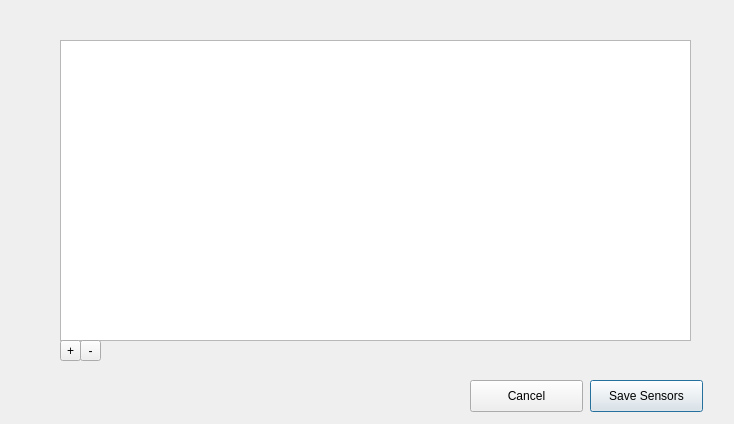
Above: ui/preferenceswindow.ui from AntonioAlarcon32/Asterix_Decoder before the change. Below: the same form after it.
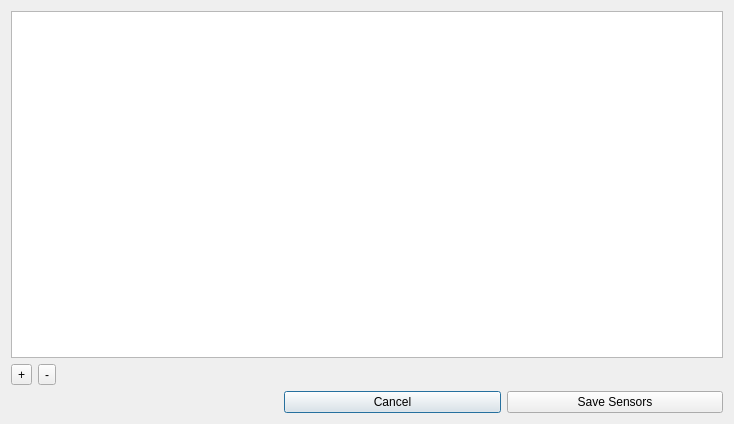
That is the form after the change.

The edit to the form file:
```diff
--- a/ui/preferenceswindow.ui
+++ b/ui/preferenceswindow.ui
@@ -13,68 +13,39 @@
   <property name="windowTitle">
    <string>Dialog</string>
   </property>
-  <widget class="QTableView" name="tableView">
-   <property name="geometry">
-    <rect>
-     <x>60</x>
-     <y>40</y>
-     <width>631</width>
-     <height>301</height>
-    </rect>
-   </property>
-  </widget>
-  <widget class="QPushButton" name="saveButton">
-   <property name="geometry">
-    <rect>
-     <x>590</x>
-     <y>380</y>
-     <width>113</width>
-     <height>32</height>
-    </rect>
-   </property>
-   <property name="text">
-    <string>Save Sensors</string>
-   </property>
-  </widget>
+  <layout class="QGridLayout" name="gridLayout">
+   <item row="1" column="0">
   <widget class="QToolButton" name="addRowButton">
-   <property name="geometry">
-    <rect>
-     <x>60</x>
-     <y>340</y>
-     <width>21</width>
-     <height>21</height>
-    </rect>
-   </property>
    <property name="text">
     <string>+</string>
    </property>
   </widget>
-  <widget class="QToolButton" name="deleteSelectedRowButton">
-   <property name="geometry">
-    <rect>
-     <x>80</x>
-     <y>340</y>
-     <width>21</width>
-     <height>21</height>
-    </rect>
-   </property>
-   <property name="text">
-    <string>-</string>
-   </property>
-  </widget>
+   </item>
+   <item row="2" column="3">
   <widget class="QPushButton" name="cancelButton">
-   <property name="geometry">
-    <rect>
-     <x>470</x>
-     <y>380</y>
-     <width>113</width>
-     <height>32</height>
-    </rect>
-   </property>
    <property name="text">
     <string>Cancel</string>
    </property>
   </widget>
+   </item>
+   <item row="0" column="0" colspan="5">
+    <widget class="QTableView" name="tableView"/>
+   </item>
+   <item row="2" column="4">
+    <widget class="QPushButton" name="saveButton">
+     <property name="text">
+      <string>Save Sensors</string>
+     </property>
+    </widget>
+   </item>
+   <item row="1" column="1">
+    <widget class="QToolButton" name="deleteSelectedRowButton">
+     <property name="text">
+      <string>-</string>
+     </property>
+    </widget>
+   </item>
+  </layout>
  </widget>
  <resources/>
  <connections/>
```
Lines whose indentation alone changed are shown as unchanged.
